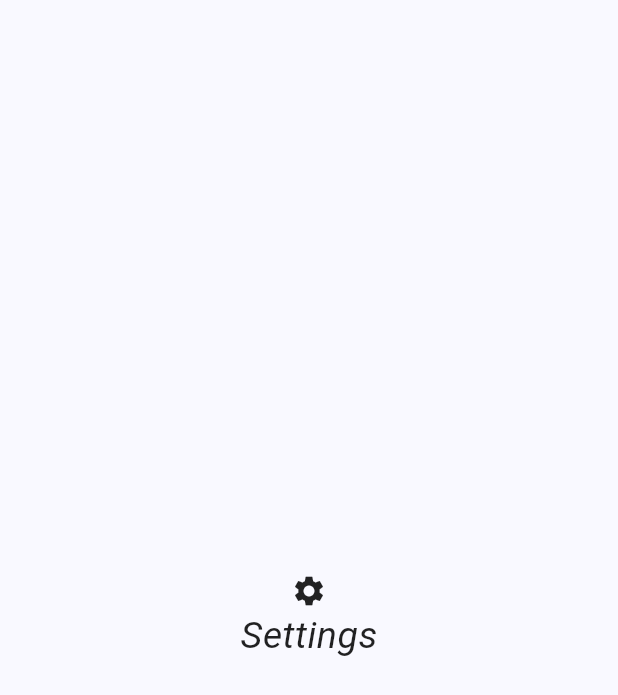
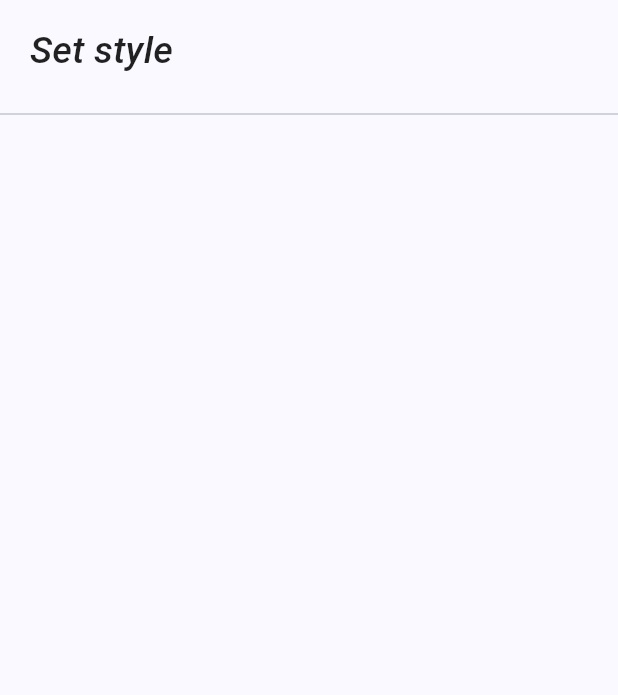
Before and after one commit to Emin-Teov/VideoJobs, a Flutter app: the Settings screen opened directly, on a phone screen of 412 x 824 dp. Shown: the top 695 px of the screen. Run offline on Flutter 3.47's test engine with Material 3 defaults, Android fonts, the phone set to English and light mode, and no system bars; our stand-ins replace connectivity_plus, open_file, video_player; missing offline and left inert: get_thumbnail_video, gradient_elevated_button, public_ip_address, syncfusion_flutter_pdfviewer; network calls fail.

Commit message:
ceate style settings

```diff
--- a/lib/pages/cv_resume.dart
+++ b/lib/pages/cv_resume.dart
@@ -5,6 +5,7 @@ import 'package:http/http.dart' as http;
 import 'package:syncfusion_flutter_pdfviewer/pdfviewer.dart';
 import 'package:path_provider/path_provider.dart';
 import 'package:open_file/open_file.dart';
+import 'package:video_list/pages/get_text_field.dart';
 
 class CVResume extends StatefulWidget {
   final int id;
@@ -39,14 +40,13 @@ class _CVResumeState extends State<CVResume> {
 
     return Scaffold(
       appBar: AppBar(
-        title: Text(_title),
+        title: GetTextField(text: _title,),
         centerTitle: true,
         backgroundColor: Theme.of(context).colorScheme.inversePrimary,
         actions: <Widget>[
           IconButton(
             icon: const Icon(
               Icons.download,
-              color: Colors.black,
             ),
             onPressed: loadPdf,
           ),
--- a/lib/pages/get_text_field.dart
+++ b/lib/pages/get_text_field.dart
@@ -22,7 +22,7 @@ class _GetTextFieldState extends State<GetTextField> {
       style: TextStyle(
         fontSize: 25,
         fontStyle: FontStyle.italic,
-        color: widget.light ? Colors.white : Colors.black87,
+        color: widget.light ? Colors.white : Theme.of(context).brightness == Brightness.light ? Colors.black87 : Colors.white,
       ),
     );
   }
--- a/lib/pages/home_page.dart
+++ b/lib/pages/home_page.dart
@@ -81,7 +81,10 @@ class _HomePageState extends State<HomePage> {
               appBar: AppBar(
                 centerTitle: true,
                 backgroundColor: Theme.of(context).colorScheme.inversePrimary,
-                title: GetTextField(text: widget.title, light: true),
+                title: GetTextField(
+                  text: widget.title,
+                  light: true
+                ),
               ),
               drawer: Drawer(
                 backgroundColor: Colors.blueAccent,
--- a/lib/pages/profile.dart
+++ b/lib/pages/profile.dart
@@ -12,7 +12,7 @@ class Profile extends StatelessWidget {
           mainAxisAlignment: MainAxisAlignment.center,
           children: <Widget>[
             Icon(Icons.person),
-            GetTextField(text: "Profile",),
+            GetTextField(text: "Guest",),
           ],
         ),
       ),
--- a/lib/pages/settings.dart
+++ b/lib/pages/settings.dart
@@ -1,5 +1,5 @@
 import 'package:flutter/material.dart';
-import 'package:video_list/pages/get_text_field.dart';
+import 'package:video_list/pages/style_button.dart';
 
 class Settings extends StatelessWidget {
   const Settings({super.key});
@@ -9,10 +9,9 @@ class Settings extends StatelessWidget {
     return Scaffold(
       body: const Center(
         child: Column(
-          mainAxisAlignment: MainAxisAlignment.center,
+          mainAxisAlignment: MainAxisAlignment.start,
           children: <Widget>[
-            Icon(Icons.settings),
-            GetTextField(text: "Settings",),
+            StyleButton(),
           ],
         ),
       ),
--- a/lib/pages/shared_item.dart
+++ b/lib/pages/shared_item.dart
@@ -94,7 +94,7 @@ class _SharedItemState extends State<SharedItem> {
                             child: GetTextLabel(
                               head: widget.user,
                               value: widget.title,
-                              ligth: true,
+                              light: true,
                             ),
                           ),
                         ],
--- /dev/null
+++ b/lib/pages/style_button.dart
@@ -0,0 +1,77 @@
+import 'package:flutter/material.dart';
+import 'package:provider/provider.dart';
+
+import 'package:video_list/themes/theme_provider.dart';
+import 'package:video_list/pages/get_text_field.dart';
+
+class StyleButton extends StatefulWidget {
+  const StyleButton({super.key});
+
+  @override
+  State<StyleButton> createState() => _StyleButtonState();
+}
+
+class _StyleButtonState extends State<StyleButton> {
+  bool _is_clicked = false;
+  bool isDarkmode = false;
+
+  @override
+  Widget build(BuildContext context) {
+    return Column(
+      mainAxisAlignment: MainAxisAlignment.start,
+      children: [
+        Row(
+          mainAxisAlignment: MainAxisAlignment.start,
+          crossAxisAlignment: CrossAxisAlignment.center,
+          children: [
+            Padding(
+              padding: EdgeInsets.all(8.0),
+              child: TextButton(
+                  onPressed: () {
+                    setState(() {
+                      _is_clicked = !_is_clicked;
+                    });
+                  },
+                  child: GetTextField(text: 'Set style')),
+            ),
+          ],
+        ),
+        _is_clicked
+            ? Row(
+                mainAxisAlignment: MainAxisAlignment.start,
+                crossAxisAlignment: CrossAxisAlignment.center,
+                children: [
+                  Padding(
+                    padding: EdgeInsets.only(left: _is_clicked ? 24.0 : 0),
+                    child: TextButton(
+                      onPressed: () {
+                        final themeProvider =
+                            Provider.of<ThemeProvider>(context, listen: false);
+                        setState(() {
+                          isDarkmode = !isDarkmode;
+                        });
+                        isDarkmode
+                            ? themeProvider.setDarkmode()
+                            : themeProvider.setLightMode();
+                      },
+                      child: Text(
+                        Theme.of(context).brightness == Brightness.light ? 'Get dark mode' : 'Get light mode',
+                        style: TextStyle(
+                          fontSize: 18,
+                          fontStyle: FontStyle.italic,
+                          color:
+                              Theme.of(context).brightness == Brightness.light
+                                  ? Colors.black87
+                                  : Colors.white,
+                        ),
+                      ),
+                    ),
+                  ),
+                ],
+              )
+            : SizedBox(width: 0, height: 0),
+        Divider(),
+      ],
+    );
+  }
+}
--- a/lib/pages/tab_list.dart
+++ b/lib/pages/tab_list.dart
@@ -67,8 +67,9 @@ class _TabListState extends State<TabList> {
                 crossAxisAlignment: CrossAxisAlignment.start,
                 children: <Widget>[
                   IconButton(
-                      onPressed: () => Navigator.of(context).pop(),
-                      icon: Icon(Icons.close)),
+                    onPressed: () => Navigator.of(context).pop(),
+                    icon: Icon(Icons.close),
+                  ),
                 ],
               ),
               SingleChildScrollView(
--- a/lib/pages/video_item.dart
+++ b/lib/pages/video_item.dart
@@ -118,7 +118,7 @@ class _VideoItemState extends State<VideoItem> {
                         child: GetTextLabel(
                           head: widget.user,
                           value: widget.title,
-                          ligth: true,
+                          light: true,
                         ),
                       )
                     ),
--- a/pubspec.yaml
+++ b/pubspec.yaml
@@ -44,6 +44,7 @@ dependencies:
   syncfusion_flutter_pdfviewer: ^26.2.9
   path_provider: ^2.1.4
   open_file: ^3.3.2
+  provider: ^6.1.2
 
 dev_dependencies:
   flutter_test:
```
Also changed, not shown: lib/main.dart (+15 -15 lines), lib/pages/get_text_label.dart (+4 -4 lines), lib/themes/theme_provider.dart (added, +51 -0 lines), pubspec.lock.
